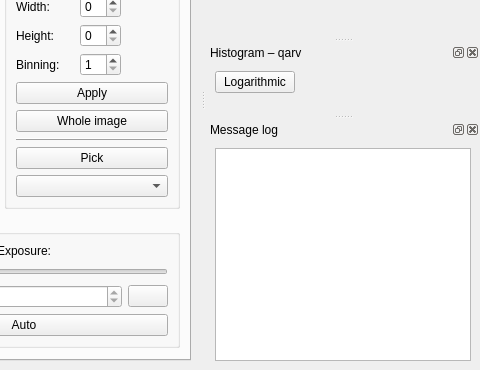
Old version of the form src/mainwindow.ui in the repository AD-Vega/qarv; both pictures show x 446 to 926 and y 173 to 543 of the 926 by 543 pixel window.
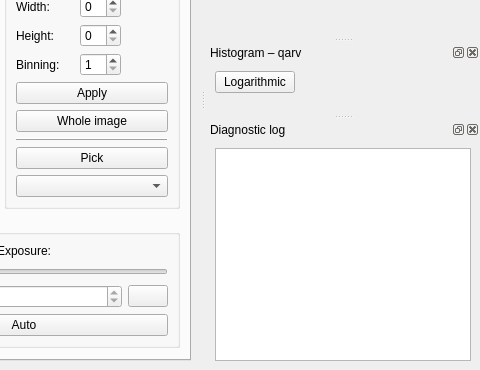
New version of the form. Icons and pictures are not drawn. Custom widgets are drawn as their Qt base class.

Commit message: Update strings and translations.

Diff of the .ui file:
```diff
--- a/src/mainwindow.ui
+++ b/src/mainwindow.ui
@@ -1236,7 +1236,7 @@
   </widget>
   <widget class="QDockWidget" name="messageDock">
    <property name="windowTitle">
-    <string>Message log</string>
+    <string>Diagnostic log</string>
    </property>
    <attribute name="dockWidgetArea">
     <number>2</number>
```
Left out of the diff: 16 changed lines with no effect on the pictures. The commit also changes 1 other file.
